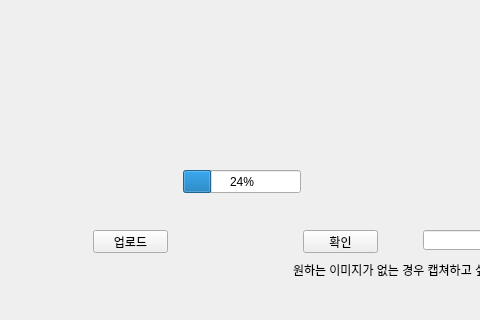
First picture: the form in test.ui, repository ahwl8240/Capstone_Design_Carz, before the edit; both pictures show x 147 to 627 and y 280 to 600 of the 800 by 600 pixel window.
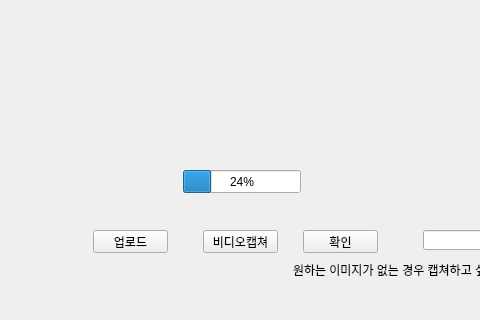
Second picture: the form after the edit.

Commit message: 실시간 캡쳐 추가, gui 연동 및 용도분류 연결

```diff
--- a/test.ui
+++ b/test.ui
@@ -102,6 +102,19 @@
      <string>원하는 이미지가 없는 경우 캡쳐하고 싶은 시간을 입력해 주세요.</string>
     </property>
    </widget>
+   <widget class="QPushButton" name="btn_video_capture">
+    <property name="geometry">
+     <rect>
+      <x>350</x>
+      <y>510</y>
+      <width>75</width>
+      <height>23</height>
+     </rect>
+    </property>
+    <property name="text">
+     <string>비디오캡쳐</string>
+    </property>
+   </widget>
   </widget>
   <widget class="QMenuBar" name="menubar">
    <property name="geometry">
```
The commit also changes 8 other files.
